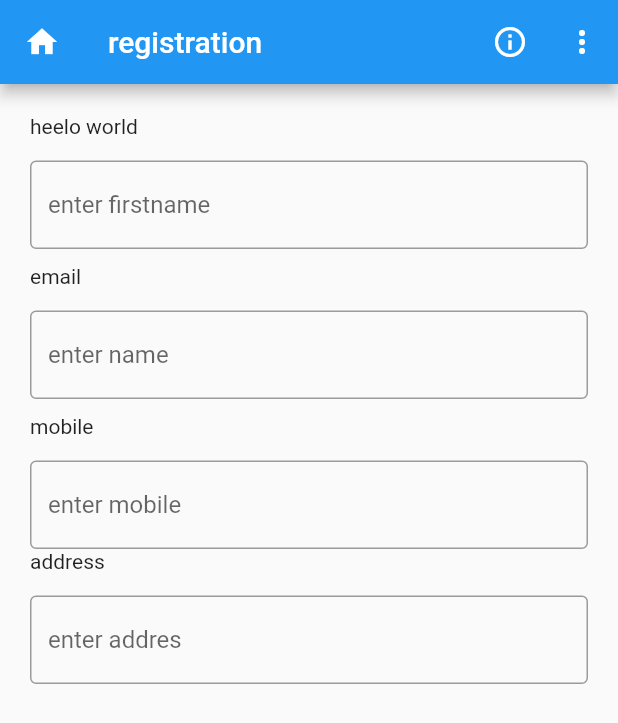
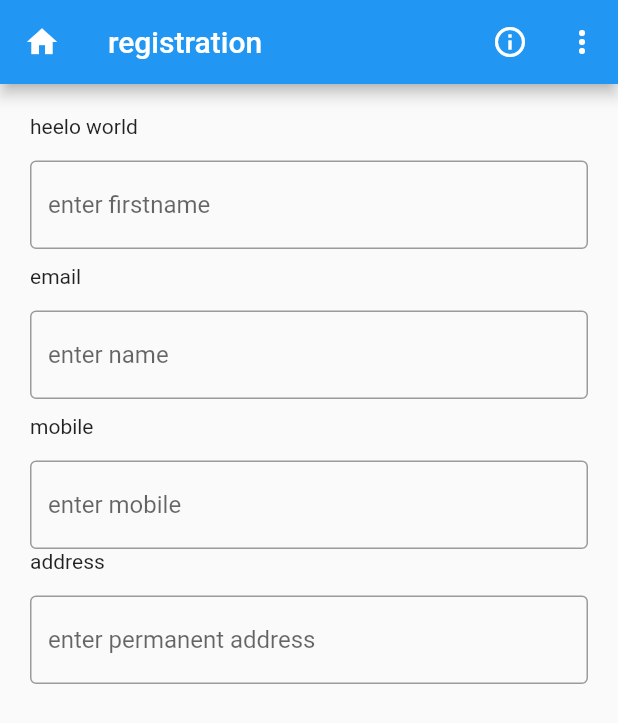
Before and after one commit to pranav9528/sagar, a Flutter app: the screen it shows after launch, on a phone screen of 412 x 824 dp. Shown: the top 723 px of the screen. Run offline on Flutter 3.47's test engine with Material 2 defaults, Android fonts, the phone set to English and light mode, and no system bars.

```diff
--- a/repo1/lib/main.dart
+++ b/repo1/lib/main.dart
@@ -103,7 +103,7 @@ class _RegisterPageState extends State<RegisterPage> {
               TextField(
                 decoration: const InputDecoration(
                   border: OutlineInputBorder(),
-                  hintText: 'enter addres ',
+                  hintText: 'enter permanent address ',
                 ),
               ),
               SizedBox(
```
